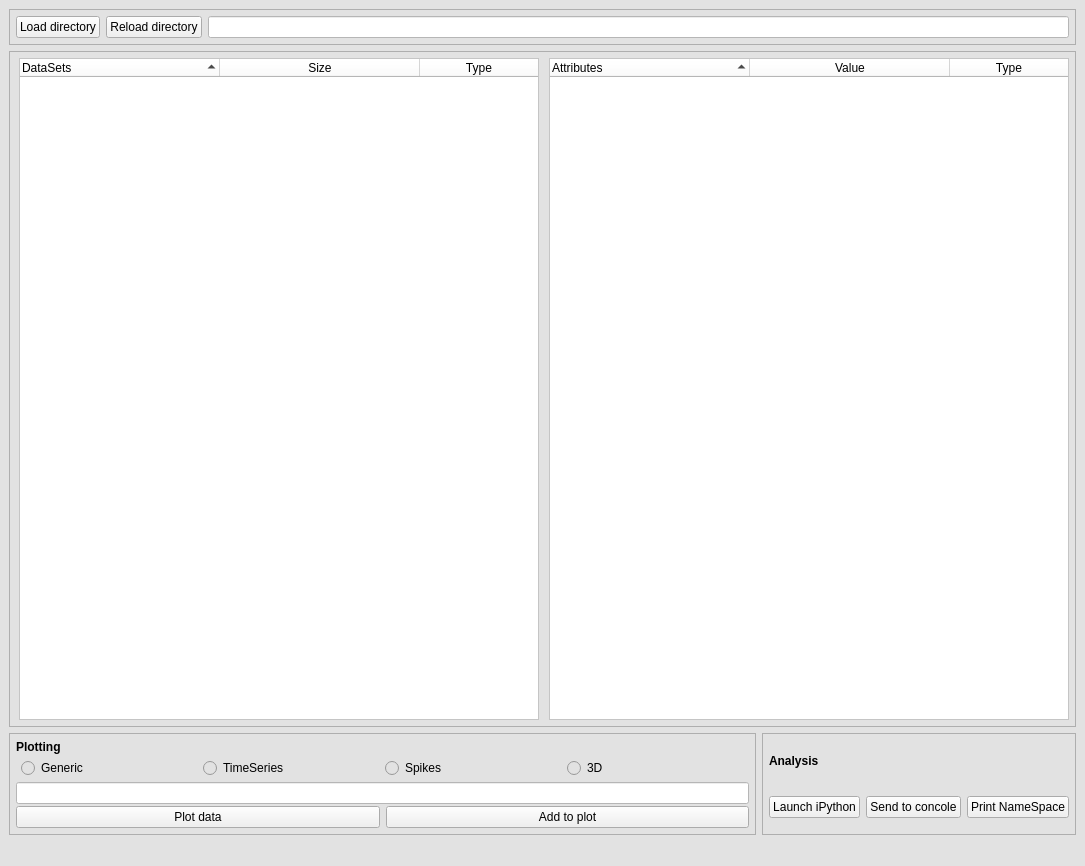
Qt form hdf5_manager.ui (mgraupe/hdf5Manager) before a commit.
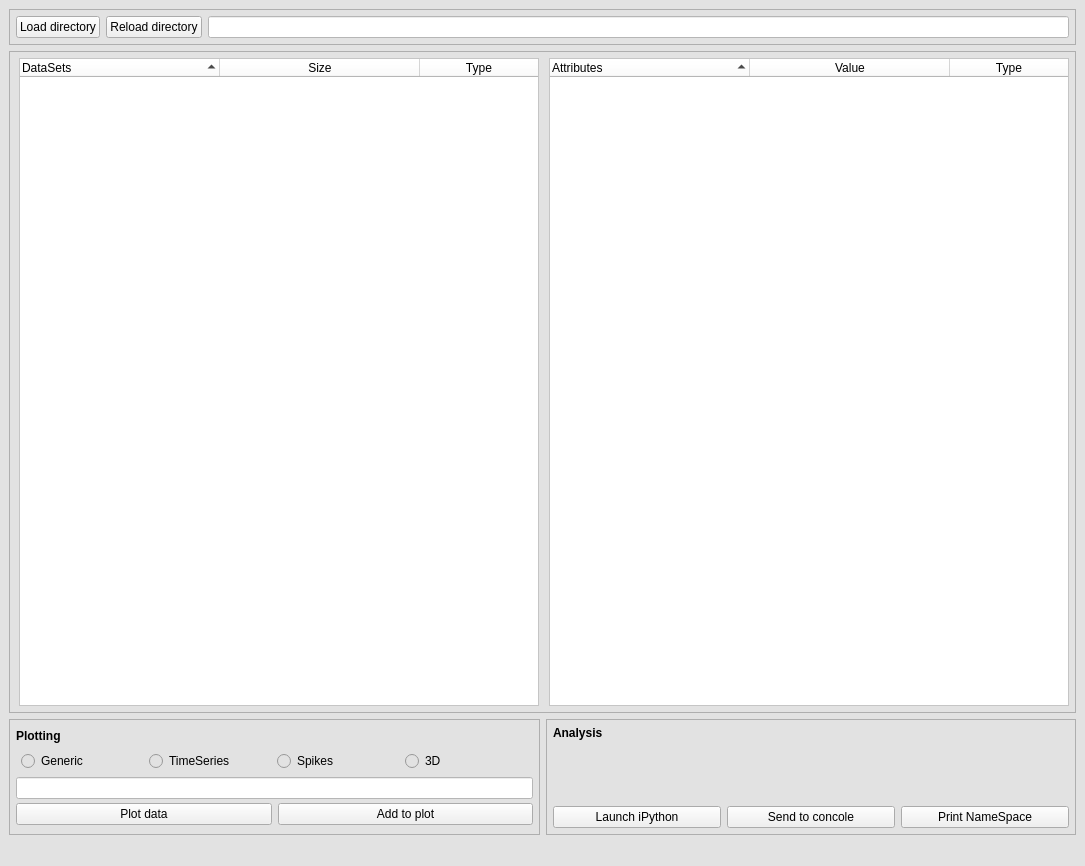
The same form after that commit.

Commit message: Improved GUI. Plotting and Console modules are now equibrilated in size.

The edit to the form file:
```diff
--- a/hdf5_manager.ui
+++ b/hdf5_manager.ui
@@ -370,7 +370,7 @@
              <property name="margin">
               <number>6</number>
              </property>
-             <item row="1" column="0">
+             <item row="3" column="0">
               <widget class="QWidget" name="horizontalWidget" native="true">
                <layout class="QHBoxLayout" name="horizontalLayout_6">
                 <property name="margin">
@@ -422,6 +422,35 @@
                </property>
               </widget>
              </item>
+             <item row="2" column="0">
+              <spacer name="verticalSpacer">
+               <property name="orientation">
+                <enum>Qt::Vertical</enum>
+               </property>
+               <property name="sizeType">
+                <enum>QSizePolicy::Maximum</enum>
+               </property>
+               <property name="sizeHint" stdset="0">
+                <size>
+                 <width>20</width>
+                 <height>40</height>
+                </size>
+               </property>
+              </spacer>
+             </item>
+             <item row="1" column="0">
+              <spacer name="horizontalSpacer">
+               <property name="orientation">
+                <enum>Qt::Horizontal</enum>
+               </property>
+               <property name="sizeHint" stdset="0">
+                <size>
+                 <width>40</width>
+                 <height>20</height>
+                </size>
+               </property>
+              </spacer>
+             </item>
             </layout>
            </widget>
           </item>
```
Left out of the diff: 9 changed lines with no effect on the pictures. The commit also changes 1 other file.
